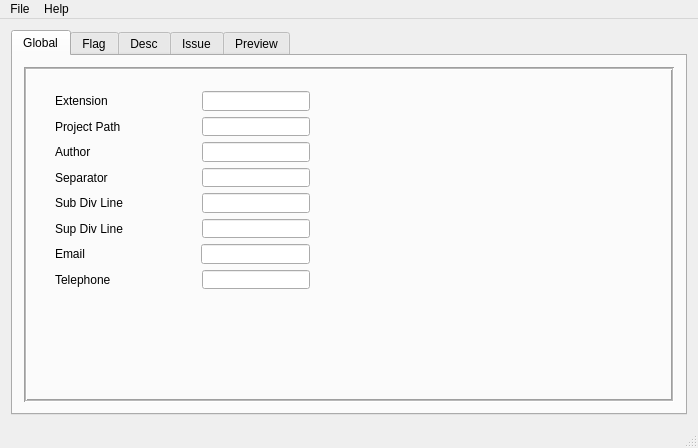
Old version of the form CommentHelper/mainwindow.ui in the repository jopemachine-playground/Summary-Commenter.
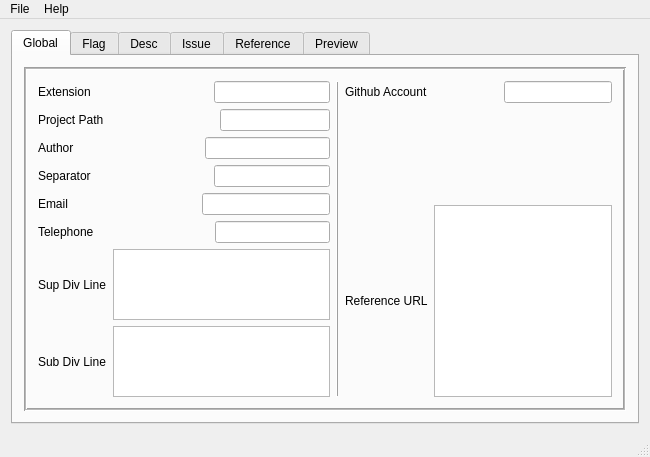
New version of the form. The open tabs and pages were chosen to show the change. Icons and pictures are not drawn.

Diff of the .ui file:
```diff
--- a/CommentHelper/mainwindow.ui
+++ b/CommentHelper/mainwindow.ui
@@ -6,8 +6,8 @@
    <rect>
     <x>0</x>
     <y>0</y>
-    <width>698</width>
-    <height>448</height>
+    <width>650</width>
+    <height>450</height>
    </rect>
   </property>
   <property name="windowTitle">
@@ -39,15 +39,10 @@
           <property name="midLineWidth">
            <number>1</number>
           </property>
-          <widget class="QWidget" name="layoutWidget">
-           <property name="geometry">
-            <rect>
-             <x>20</x>
-             <y>13</y>
-             <width>277</width>
-             <height>220</height>
-            </rect>
-           </property>
+          <layout class="QHBoxLayout" name="horizontalLayout_4">
+           <item>
+            <layout class="QHBoxLayout" name="horizontalLayout_2">
+             <item>
            <layout class="QVBoxLayout" name="verticalLayout">
             <item>
              <layout class="QHBoxLayout" name="ExtensionL">
@@ -157,60 +152,6 @@
               </item>
              </layout>
             </item>
-            <item>
-             <layout class="QHBoxLayout" name="SubDivLineL">
-              <item>
-               <widget class="QLabel" name="subDivLbl">
-                <property name="text">
-                 <string>Sub Div Line</string>
-                </property>
-               </widget>
-              </item>
-              <item>
-               <spacer name="spacer5">
-                <property name="orientation">
-                 <enum>Qt::Horizontal</enum>
-                </property>
-                <property name="sizeHint" stdset="0">
-                 <size>
-                  <width>40</width>
-                  <height>20</height>
-                 </size>
-                </property>
-               </spacer>
-              </item>
-              <item>
-               <widget class="QLineEdit" name="subDivEdit"/>
-              </item>
-             </layout>
-            </item>
-            <item>
-             <layout class="QHBoxLayout" name="SupDivLineL">
-              <item>
-               <widget class="QLabel" name="supDivLbl">
-                <property name="text">
-                 <string>Sup Div Line</string>
-                </property>
-               </widget>
-              </item>
-              <item>
-               <spacer name="spacer6">
-                <property name="orientation">
-                 <enum>Qt::Horizontal</enum>
-                </property>
-                <property name="sizeHint" stdset="0">
-                 <size>
-                  <width>40</width>
-                  <height>20</height>
-                 </size>
-                </property>
-               </spacer>
-              </item>
-              <item>
-               <widget class="QLineEdit" name="supDivEdit"/>
-              </item>
-             </layout>
-            </item>
             <item>
              <layout class="QHBoxLayout" name="EmailL">
               <item>
@@ -265,8 +206,139 @@
               </item>
              </layout>
             </item>
-           </layout>
-          </widget>
+               <item>
+                <layout class="QHBoxLayout" name="SupDivLineL">
+                 <item>
+                  <widget class="QLabel" name="supDivLbl">
+                   <property name="text">
+                    <string>Sup Div Line</string>
+                   </property>
+                  </widget>
+                 </item>
+                 <item>
+                  <spacer name="spacer7_2">
+                   <property name="orientation">
+                    <enum>Qt::Horizontal</enum>
+                   </property>
+                   <property name="sizeHint" stdset="0">
+                    <size>
+                     <width>40</width>
+                     <height>20</height>
+                    </size>
+                   </property>
+                  </spacer>
+                 </item>
+                 <item>
+                  <widget class="QTextEdit" name="supDivEdit"/>
+                 </item>
+                </layout>
+               </item>
+               <item>
+                <layout class="QHBoxLayout" name="SubDivLineL">
+                 <item>
+                  <widget class="QLabel" name="subDivLbl">
+                   <property name="text">
+                    <string>Sub Div Line</string>
+                   </property>
+                  </widget>
+                 </item>
+                 <item>
+                  <spacer name="spacer7_3">
+                   <property name="orientation">
+                    <enum>Qt::Horizontal</enum>
+                   </property>
+                   <property name="sizeHint" stdset="0">
+                    <size>
+                     <width>40</width>
+                     <height>20</height>
+                    </size>
+                   </property>
+                  </spacer>
+                 </item>
+                 <item>
+                  <widget class="QTextEdit" name="subDivEdit"/>
+                 </item>
+                </layout>
+               </item>
+              </layout>
+             </item>
+             <item>
+              <widget class="Line" name="line">
+               <property name="frameShadow">
+                <enum>QFrame::Raised</enum>
+               </property>
+               <property name="lineWidth">
+                <number>1</number>
+               </property>
+               <property name="midLineWidth">
+                <number>0</number>
+               </property>
+               <property name="orientation">
+                <enum>Qt::Vertical</enum>
+               </property>
+              </widget>
+             </item>
+             <item>
+              <layout class="QVBoxLayout" name="verticalLayout_8">
+               <item>
+                <layout class="QHBoxLayout" name="GithubL">
+                 <item>
+                  <widget class="QLabel" name="githubLbl">
+                   <property name="text">
+                    <string>Github Account</string>
+                   </property>
+                  </widget>
+                 </item>
+                 <item>
+                  <spacer name="spacer1_4">
+                   <property name="orientation">
+                    <enum>Qt::Horizontal</enum>
+                   </property>
+                   <property name="sizeHint" stdset="0">
+                    <size>
+                     <width>40</width>
+                     <height>20</height>
+                    </size>
+                   </property>
+                  </spacer>
+                 </item>
+                 <item>
+                  <widget class="QLineEdit" name="githubEdit"/>
+                 </item>
+                </layout>
+               </item>
+               <item>
+                <spacer name="verticalSpacer">
+                 <property name="orientation">
+                  <enum>Qt::Vertical</enum>
+                 </property>
+                 <property name="sizeHint" stdset="0">
+                  <size>
+                   <width>20</width>
+                   <height>40</height>
+                  </size>
+                 </property>
+                </spacer>
+               </item>
+               <item>
+                <layout class="QHBoxLayout" name="ReferenceL">
+                 <item>
+                  <widget class="QLabel" name="referenceLbl">
+                   <property name="text">
+                    <string>Reference URL</string>
+                   </property>
+                  </widget>
+                 </item>
+                 <item>
+                  <widget class="QTextEdit" name="textEdit"/>
+                 </item>
+                </layout>
+               </item>
+              </layout>
+             </item>
+            </layout>
+           </item>
+          </layout>
          </widget>
         </item>
        </layout>
@@ -382,6 +454,49 @@
         </item>
        </layout>
       </widget>
+      <widget class="QWidget" name="referenceTab">
+       <attribute name="title">
+        <string>Reference</string>
+       </attribute>
+       <layout class="QVBoxLayout" name="verticalLayout_10">
+        <item>
+         <layout class="QVBoxLayout" name="verticalLayout_9">
+          <item>
+           <widget class="QTableWidget" name="referenceTbl">
+            <column>
+             <property name="text">
+              <string>Reference</string>
+             </property>
+            </column>
+            <column>
+             <property name="text">
+              <string>URLs</string>
+             </property>
+            </column>
+           </widget>
+          </item>
+          <item>
+           <layout class="QHBoxLayout" name="ReferenceL_2">
+            <item>
+             <widget class="QPushButton" name="addReferenceBtn">
+              <property name="text">
+               <string>Add</string>
+              </property>
+             </widget>
+            </item>
+            <item>
+             <widget class="QPushButton" name="rmReferenceBtn">
+              <property name="text">
+               <string>Remove</string>
+              </property>
+             </widget>
+            </item>
+           </layout>
+          </item>
+         </layout>
+        </item>
+       </layout>
+      </widget>
       <widget class="QWidget" name="PreviewTab">
        <attribute name="title">
         <string>Preview</string>
@@ -401,7 +516,7 @@
     <rect>
      <x>0</x>
      <y>0</y>
-     <width>698</width>
+     <width>650</width>
      <height>21</height>
     </rect>
    </property>
```
Left out of the diff: 26 changed lines with no effect on the pictures. Lines whose indentation alone changed are shown as unchanged.
